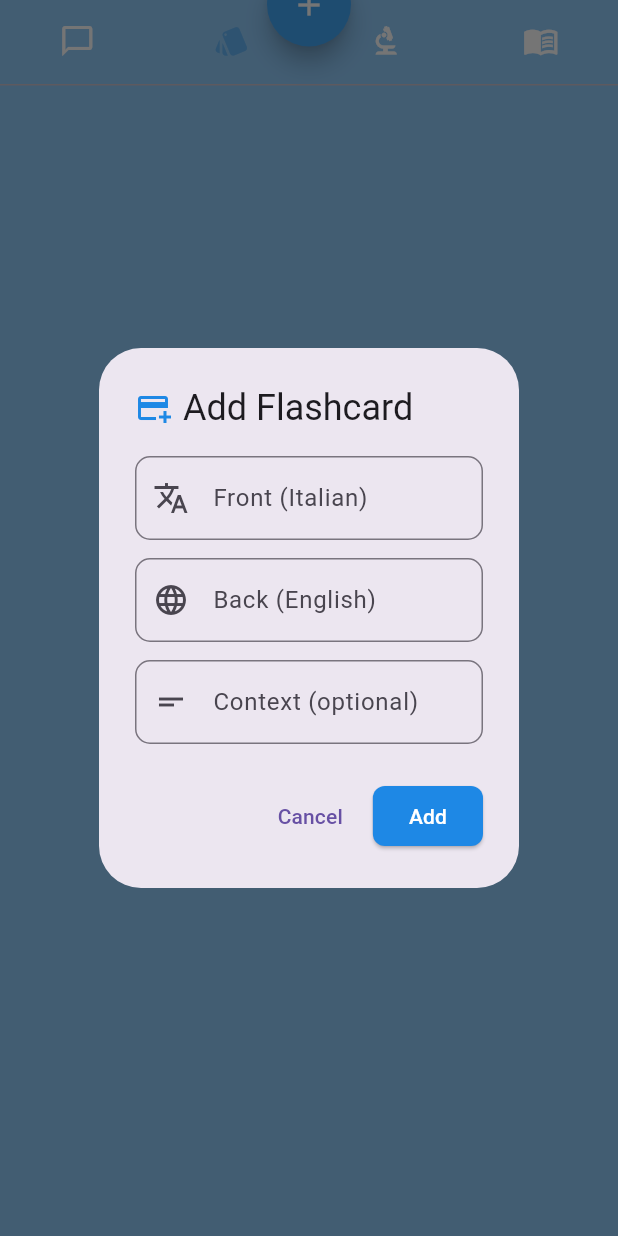
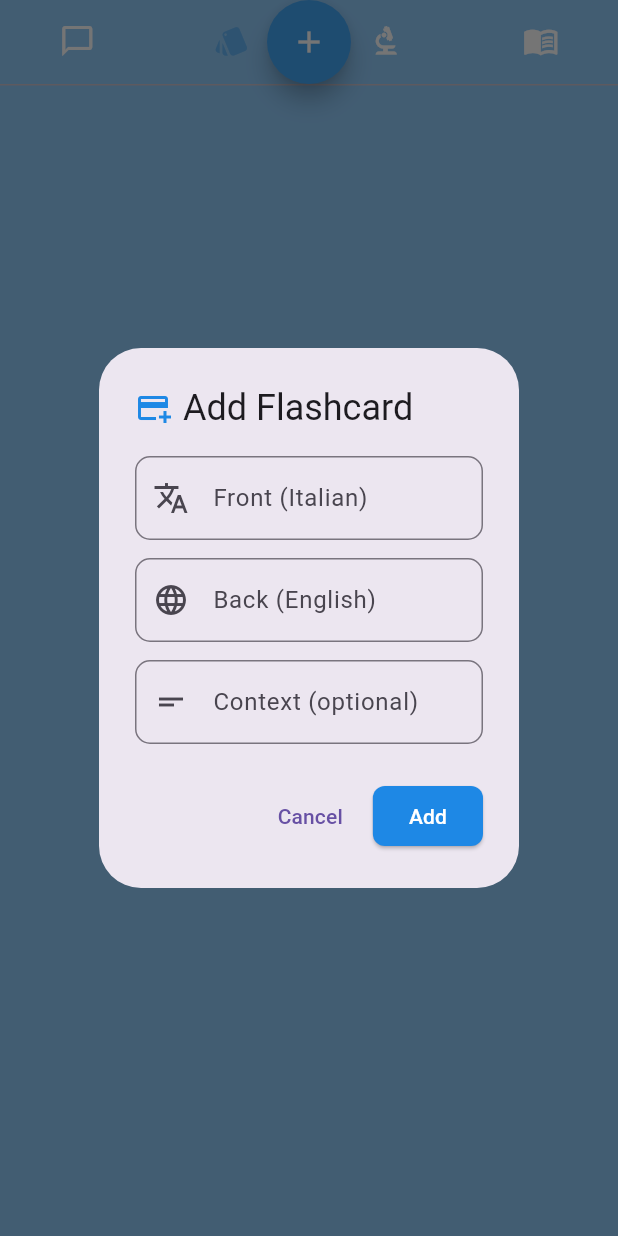
Before and after one commit to AlexKimmel/flutter_language_tutor, a Flutter app: the screen it shows after launch, after a tap on the "add" icon, on a phone screen of 412 x 824 dp. Run offline on Flutter 3.47's test engine with Material 3 defaults, Android fonts, the phone set to English and light mode, and no system bars; our stand-ins replace bloc, flutter_bloc, flutter_dotenv, flutter_markdown, flutter_slidable, sqflite; missing offline and left inert: flutter_floating_bottom_bar, flutter_popup; accounts and stored records are empty.

Commit message:
animation fix for BottomBar added remove and edit button for GrammarCard and Flashcard

```diff
--- a/lib/app/app.dart
+++ b/lib/app/app.dart
@@ -148,8 +148,12 @@ class _AppState extends State<App> with SingleTickerProviderStateMixin {
                 ),
               ],
             ),
-            Positioned(
-              top: -25,
+
+            AnimatedPositioned(
+              duration: const Duration(milliseconds: 150),
+              curve: Curves.decelerate,
+              top: _bottomBarController.isBarVisible ? -25 : 0,
+              child: Positioned(
                 child: FloatingActionButton(
                   shape: const CircleBorder(),
                   backgroundColor: Colors.blue.shade400,
@@ -173,11 +177,11 @@ class _AppState extends State<App> with SingleTickerProviderStateMixin {
                   child: Icon(Icons.add, color: Colors.white),
                 ),
               ),
+            ),
           ],
         ),
         body: (context, controller) => TabBarView(
           controller: _tabController,
-          // dragStartBehavior: DragStartBehavior.down, // Remove or import if needed
           physics: const BouncingScrollPhysics(),
           children: const [
             ChatPage(),
--- a/lib/data/models/flashcard.dart
+++ b/lib/data/models/flashcard.dart
@@ -47,4 +47,26 @@ class Flashcard {
       'repetitions': repetitions,
     };
   }
+
+  Flashcard copyWith({
+    int? id,
+    String? front,
+    String? back,
+    String? context,
+    DateTime? nextReview,
+    int? interval,
+    double? easeFactor,
+    int? repetitions,
+  }) {
+    return Flashcard(
+      id: id ?? this.id,
+      front: front ?? this.front,
+      back: back ?? this.back,
+      context: context ?? this.context,
+      nextReview: nextReview ?? this.nextReview,
+      interval: interval ?? this.interval,
+      easeFactor: easeFactor ?? this.easeFactor,
+      repetitions: repetitions ?? this.repetitions,
+    );
+  }
 }
--- a/lib/features/flashcards/bloc/flashcard_event.dart
+++ b/lib/features/flashcards/bloc/flashcard_event.dart
@@ -19,7 +19,7 @@ class UpdateFlashcard extends FlashcardEvent {
 
 class DeleteFlashcard extends FlashcardEvent {
   final int id;
-  DeleteFlashcard(this.id, {required Flashcard flashcard});
+  DeleteFlashcard(this.id);
 }
 
 class ReviewFlashcard extends FlashcardEvent {
--- a/lib/features/flashcards/views/flashcard_page.dart
+++ b/lib/features/flashcards/views/flashcard_page.dart
@@ -4,7 +4,6 @@ import 'package:language_tutor/features/flashcards/widgets/flashcard_item.dart';
 import '../bloc/flashcard_bloc.dart';
 import '../bloc/flashcard_state.dart';
 import '../bloc/flashcard_event.dart';
-import '../../../data/models/flashcard.dart';
 
 class FlashcardPage extends StatefulWidget {
   const FlashcardPage({super.key});
@@ -49,7 +48,10 @@ class _FlashcardPageState extends State<FlashcardPage> {
             return const Center(child: CircularProgressIndicator());
           } else if (state is FlashcardLoaded) {
             if (state.flashcards.isEmpty) return _emptyFlashcardList();
-            return ListView.builder(
+            return GridView.builder(
+              gridDelegate: const SliverGridDelegateWithFixedCrossAxisCount(
+                crossAxisCount: 2,
+              ),
               itemCount: state.flashcards.length,
               itemBuilder: (context, index) {
                 return FlashcardItem(flashcard: state.flashcards[index]);
--- a/lib/features/flashcards/widgets/flashcard_dialog.dart
+++ b/lib/features/flashcards/widgets/flashcard_dialog.dart
@@ -11,12 +11,14 @@ class FlashcardDialog extends StatelessWidget {
     required this.frontController,
     required this.backController,
     required this.contextController,
+    this.flashcard,
   });
 
   final GlobalKey<FormState> formKey;
   final TextEditingController frontController;
   final TextEditingController backController;
   final TextEditingController contextController;
+  final Flashcard? flashcard;
 
   @override
   Widget build(BuildContext context) {
@@ -91,6 +93,16 @@ class FlashcardDialog extends StatelessWidget {
           ),
           onPressed: () {
             if (formKey.currentState!.validate()) {
+              if (flashcard != null) {
+                // Update existing flashcard
+                Flashcard updatedCard = flashcard!.copyWith(
+                  front: frontController.text.trim(),
+                  back: backController.text.trim(),
+                  context: contextController.text.trim(),
+                );
+                context.read<FlashcardBloc>().add(UpdateFlashcard(updatedCard));
+              } else {
+                // Add new flashcard
                 Flashcard newCard = Flashcard(
                   front: frontController.text.trim(),
                   back: backController.text.trim(),
@@ -101,10 +113,11 @@ class FlashcardDialog extends StatelessWidget {
                   repetitions: 0,
                 );
                 context.read<FlashcardBloc>().add(AddFlashcard(newCard));
+              }
               Navigator.of(context).pop();
             }
           },
-          child: const Text('Add'),
+          child: Text(flashcard != null ? 'Save' : 'Add'),
         ),
       ],
     );
```
Also changed, not shown: lib/features/flashcards/widgets/flashcard_item.dart (+73 -34 lines), lib/features/grammar/views/grammar_page.dart (+0 -38 lines), lib/features/grammar/widgets/grammar_detail_popup.dart (+25 -7 lines), 8 other files. Lines whose indentation alone changed are shown as unchanged.
